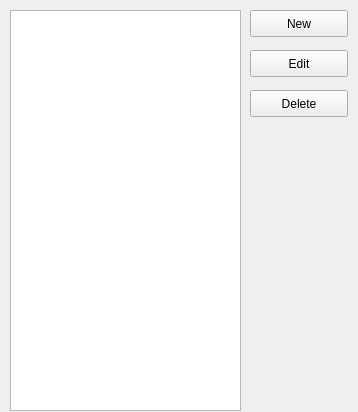
This is IDE/GUI/dialogs/projectcfg/projectcfg_comppaths.ui in AbyssAbbeba/MDS-picoblaze-AVR-ide as Qt 5 draws it before an edit. The edited form follows.
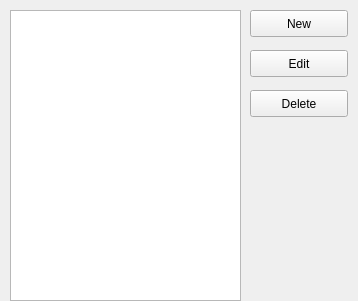
This is the edited form.

```diff
--- a/IDE/GUI/dialogs/projectcfg/projectcfg_comppaths.ui
+++ b/IDE/GUI/dialogs/projectcfg/projectcfg_comppaths.ui
@@ -7,7 +7,7 @@
     <x>0</x>
     <y>0</y>
     <width>358</width>
-    <height>412</height>
+    <height>301</height>
    </rect>
   </property>
   <property name="windowTitle">
@@ -19,7 +19,7 @@
      <x>10</x>
      <y>10</y>
      <width>231</width>
-     <height>401</height>
+     <height>291</height>
     </rect>
    </property>
   </widget>
```
